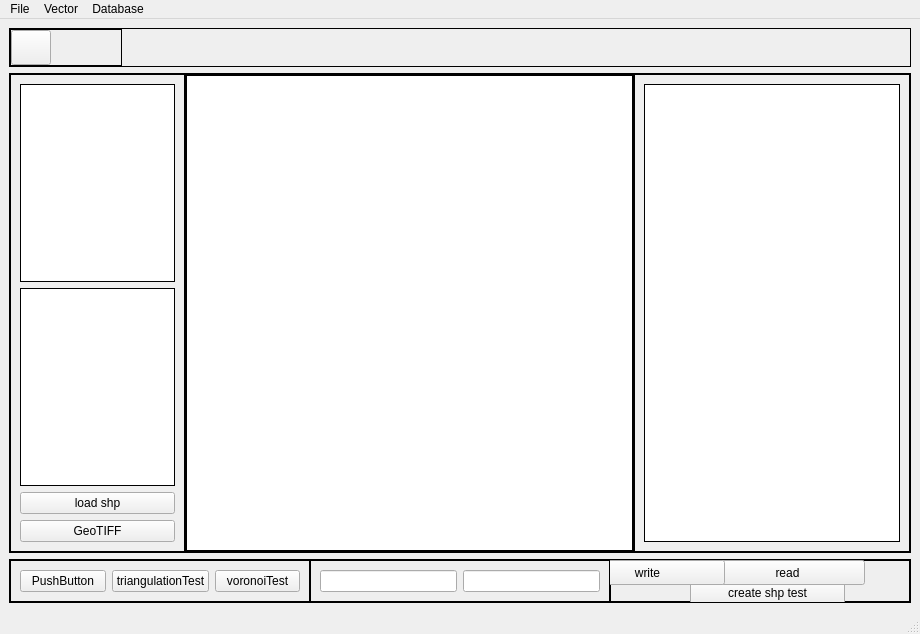
Before: the Qt Designer form mainwindow.ui in Doggerr111/GIS, drawn with Qt 5.
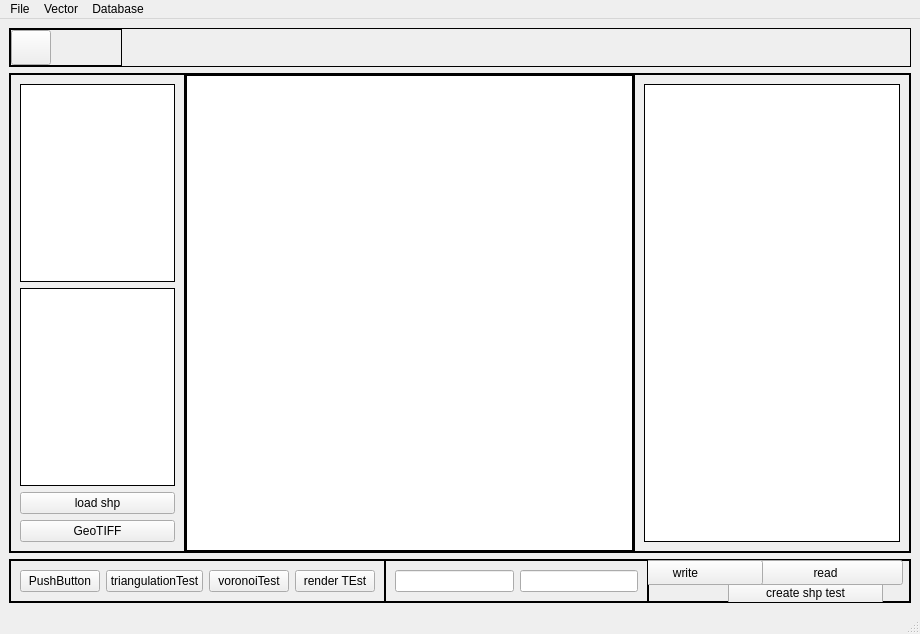
After: the same form once the commit is applied. Icons and pictures are not drawn. Custom widgets are drawn as their Qt base class.

Commit message: add functionallity to render scene as png image

The edit to the form file:
```diff
--- a/mainwindow.ui
+++ b/mainwindow.ui
@@ -506,6 +506,13 @@
             </property>
            </widget>
           </item>
+          <item>
+           <widget class="QPushButton" name="pushButtonRenderTest">
+            <property name="text">
+             <string>render TEst</string>
+            </property>
+           </widget>
+          </item>
          </layout>
         </widget>
        </item>
```
The commit also changes 3 other files.
